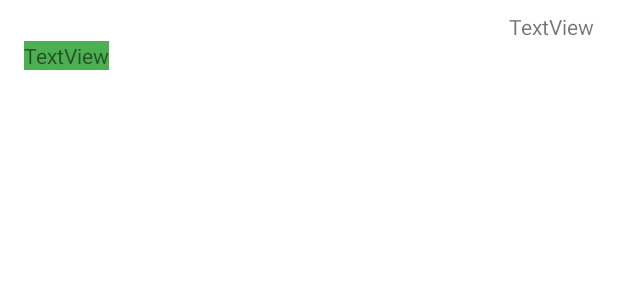
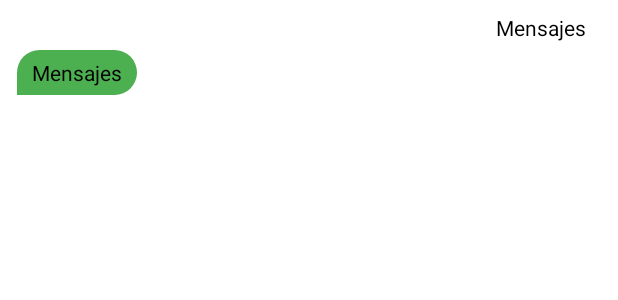
Before and after one commit to julianocampov/AppChangeV1.0, an Android app: the layout cardview_simple_message.xml on its own in the app's theme, with its tools: preview values and no code run, on a phone screen of 412 x 824 dp. Shown: the top 300 px of the screen. Run offline under Robolectric (Android 15) with nearby library versions, the phone set to English and light mode, and no system bars.

Commit message:
Chat unicamente con mensajes simples implementado

```diff
--- a/app/src/main/java/com/jovel/appchangev10/fragments_main/messages/MessagesFragment.kt
+++ b/app/src/main/java/com/jovel/appchangev10/fragments_main/messages/MessagesFragment.kt
@@ -38,7 +38,7 @@ class MessagesFragment : Fragment() {
         val auth = Firebase.auth
         val db = Firebase.firestore
         val id = auth.currentUser?.uid
-        var listChat : MutableList<Chat> = arrayListOf()
+        val listChat : MutableList<Chat> = arrayListOf()
 
         db.collection("users").document(id!!).collection("chats").get().addOnSuccessListener {
             for (document in it){
--- a/app/src/main/java/com/jovel/appchangev10/fragments_main/profile/UpdateInfoFragment.kt
+++ b/app/src/main/java/com/jovel/appchangev10/fragments_main/profile/UpdateInfoFragment.kt
@@ -81,7 +81,7 @@ class UpdateInfoFragment : Fragment() {
 
             saveButton.setOnClickListener {
                 readTextInputs()
-                if (name != null && validateName() && imageCreated) {
+                if (name != "" && validateName() && imageCreated) {
                     nameEditText.doAfterTextChanged {
                         nameTextInputLayout.error = null
                     }
@@ -165,6 +165,7 @@ class UpdateInfoFragment : Fragment() {
             .addOnSuccessListener {
                 Toast.makeText(requireContext(), "Usuario actualizado", Toast.LENGTH_SHORT)
                     .show()
+                activity?.onBackPressed()
             }
     }
 
@@ -175,7 +176,7 @@ class UpdateInfoFragment : Fragment() {
     }
 
 
-    private fun loadData(user: com.jovel.appchangev10.model.User) {
+    private fun loadData(user: User) {
         with(updateInfoFragmentBinding) {
             nameEditText.setText(user.name)
             emailEditText.setText(user.email)
--- /dev/null
+++ b/app/src/main/res/drawable/my_msg_round.xml
@@ -0,0 +1,8 @@
+<?xml version="1.0" encoding="utf-8"?>
+<shape xmlns:android="http://schemas.android.com/apk/res/android"
+    android:shape="rectangle">
+    <corners
+        android:topLeftRadius="30dp"
+        android:topRightRadius="30dp"
+        android:bottomLeftRadius="30dp"/>
+</shape>
--- /dev/null
+++ b/app/src/main/res/drawable/round_borders.xml
@@ -0,0 +1,8 @@
+<?xml version="1.0" encoding="utf-8"?>
+<shape xmlns:android="http://schemas.android.com/apk/res/android"
+    android:shape="rectangle">
+    <corners
+        android:topLeftRadius="30dp"
+        android:topRightRadius="30dp"
+        android:bottomRightRadius="30dp"/>
+</shape>
--- a/app/src/main/res/layout/cardview_simple_message.xml
+++ b/app/src/main/res/layout/cardview_simple_message.xml
@@ -1,11 +1,10 @@
 <?xml version="1.0" encoding="utf-8"?>
 <LinearLayout xmlns:android="http://schemas.android.com/apk/res/android"
     xmlns:app="http://schemas.android.com/apk/res-auto"
-    xmlns:tools="http://schemas.android.com/tools"
     android:layout_width="match_parent"
     android:layout_height="wrap_content"
     android:orientation="vertical"
-    android:padding="8dp">
+    android:padding="3dp">
 
     <androidx.constraintlayout.widget.ConstraintLayout
         android:id="@+id/my_msg_layout"
@@ -17,8 +16,14 @@
             android:id="@+id/my_msg_text_view"
             android:layout_width="wrap_content"
             android:layout_height="wrap_content"
-            android:background="@color/white"
-            android:text="TextView"
+            android:background="@drawable/my_msg_round"
+            android:backgroundTint="@color/white"
+            android:paddingStart="10dp"
+            android:paddingTop="5dp"
+            android:paddingEnd="10dp"
+            android:paddingBottom="5dp"
+            android:text="@string/title_messages"
+            android:textColor="@color/black"
             app:layout_constraintBottom_toBottomOf="parent"
             app:layout_constraintEnd_toEndOf="parent"
             app:layout_constraintHorizontal_bias="1.0"
@@ -36,8 +41,14 @@
             android:id="@+id/other_msg_textView"
             android:layout_width="wrap_content"
             android:layout_height="wrap_content"
-            android:background="#4CAF50"
-            android:text="TextView"
+            android:background="@drawable/round_borders"
+            android:backgroundTint="#4CAF50"
+            android:paddingStart="10dp"
+            android:paddingTop="5dp"
+            android:paddingEnd="10dp"
+            android:paddingBottom="5dp"
+            android:text="@string/title_messages"
+            android:textColor="@color/black"
             app:layout_constraintBottom_toBottomOf="parent"
             app:layout_constraintEnd_toEndOf="parent"
             app:layout_constraintHorizontal_bias="0.0"
--- a/app/src/main/res/layout/fragment_chat.xml
+++ b/app/src/main/res/layout/fragment_chat.xml
@@ -57,7 +57,7 @@
         app:layout_constraintTop_toBottomOf="@+id/toolbar3" />
 
     <androidx.recyclerview.widget.RecyclerView
-        android:id="@+id/recyclerView"
+        android:id="@+id/messages_recyclerView"
         android:layout_width="match_parent"
         android:layout_height="0dp"
         android:background="@color/color_app"
@@ -65,6 +65,7 @@
         app:layout_constraintEnd_toEndOf="parent"
         app:layout_constraintStart_toStartOf="parent"
         app:layout_constraintTop_toBottomOf="@+id/view4"
+        app:layout_constraintVertical_bias="1.0"
         tools:listitem="@layout/cardview_simple_message" />
 
     <com.google.android.material.textfield.TextInputLayout
@@ -82,7 +83,7 @@
             android:layout_width="match_parent"
             android:layout_height="wrap_content"
             android:background="@color/white"
-            android:hint="Mensage" />
+            android:hint="@string/message" />
     </com.google.android.material.textfield.TextInputLayout>
 
 </androidx.constraintlayout.widget.ConstraintLayout>
--- a/app/src/main/res/values/strings.xml
+++ b/app/src/main/res/values/strings.xml
@@ -71,6 +71,7 @@
     <string name="incorrect_password">Contraseña incorrecta</string>
     <string name="password_updated">Contraseña actualizada</string>
     <string name="password_not_updated">No se pudo actualizar la contraseña</string>
+    <string name="message">Mensaje</string>
 
 
 </resources>
```
Also changed, not shown: app/src/main/java/com/jovel/appchangev10/fragments_main/home/HomeFragment.kt (+6 -5 lines), app/src/main/java/com/jovel/appchangev10/fragments_main/messages/ChatFragment.kt (+83 -13 lines), app/src/main/java/com/jovel/appchangev10/fragments_main/messages/ChatsAdapter.kt (+8 -6 lines), app/src/main/java/com/jovel/appchangev10/fragments_main/messages/MessagesAdapter.kt (+22 -0 lines), app/src/main/java/com/jovel/appchangev10/model/Message.kt (+3 -5 lines).
